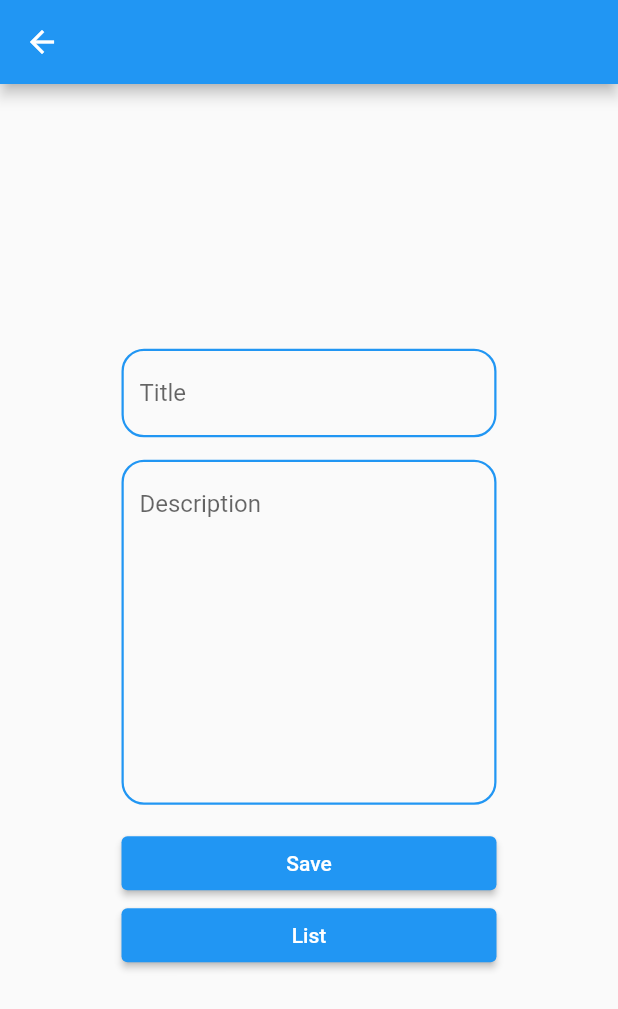
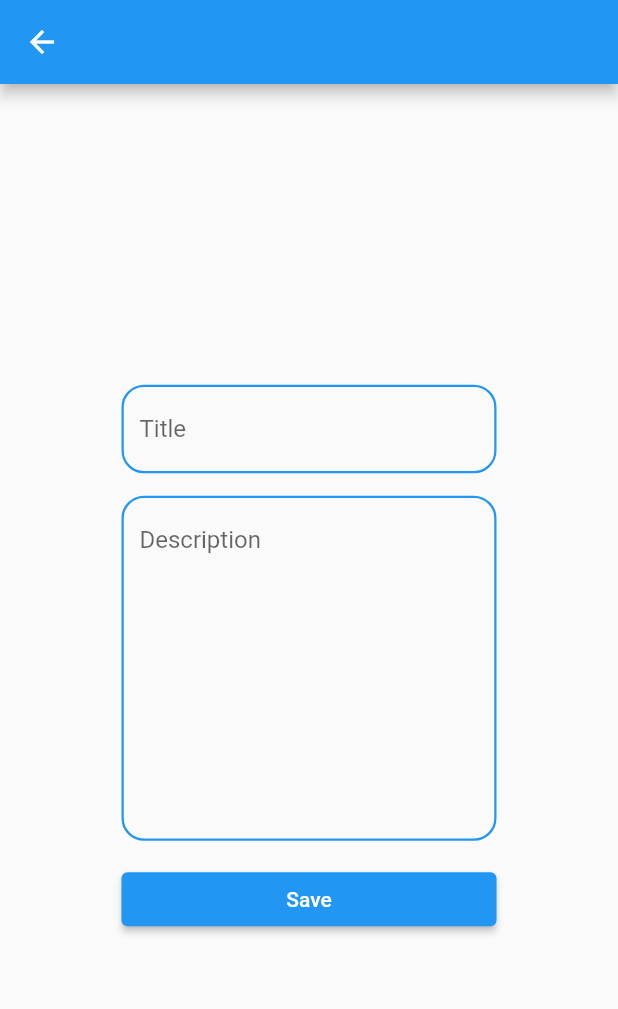
Before and after one commit to Dev4LifeV/NotesApp, a Flutter app: the ViewNewNote screen opened directly, on a phone screen of 412 x 824 dp. Shown: the top 1009 px of the screen. Run offline on Flutter 3.47's test engine with Material 2 defaults, Android fonts, the phone set to English and light mode, and no system bars.

```diff
--- a/lib/view/view_new_note.dart
+++ b/lib/view/view_new_note.dart
@@ -1,10 +1,12 @@
 import 'package:flutter/material.dart';
 import 'package:notes_app/model/note.dart';
 import 'package:notes_app/view/component/notes_text_field.dart';
-import 'package:universal_html/html.dart';
+import 'package:notes_app/controller/controller_notes.dart';
 
 class ViewNewNote extends StatelessWidget {
   ViewNewNote({super.key});
+
+  final ControllerNotes _controller = ControllerNotes();
 
   final NotesTextField _fieldTitle = NotesTextField(
     hintText: "Title",
@@ -18,12 +20,12 @@ class ViewNewNote extends StatelessWidget {
   @override
   Widget build(BuildContext context) => Scaffold(
         appBar: AppBar(),
-        body: body(),
+        body: body(context),
       );
 
   appBar() => AppBar();
 
-  body() => Center(
+  body(BuildContext context) => Center(
         child: Column(
           mainAxisAlignment: MainAxisAlignment.center,
           children: [
@@ -38,30 +40,18 @@ class ViewNewNote extends StatelessWidget {
             SizedBox(
               width: 250,
               child: ElevatedButton(
-                onPressed: createNewNote,
+                onPressed: () {
+                  _controller.newNote(
+                    _fieldTitle.controller.text,
+                    _fieldDescription.controller.text,
+                  );
+                  Navigator.of(context)
+                      .pop<List<Note>>(_controller.listNotes());
+                },
                 child: const Text("Save"),
-              ),
-            ),
-            SizedBox(
-              width: 250,
-              child: ElevatedButton(
-                onPressed: listNotes,
-                child: const Text("List"),
               ),
             ),
           ],
         ),
       );
-
-  listNotes() =>
-      window.localStorage.entries.map((e) => Note.fromLocalStorage(e.value));
-
-  createNewNote() => window.localStorage.addAll(
-        {
-          '${UniqueKey()}': Note(
-                  title: _fieldTitle.controller.text,
-                  description: _fieldDescription.controller.text)
-              .toJson()
-        },
-      );
 }
```
